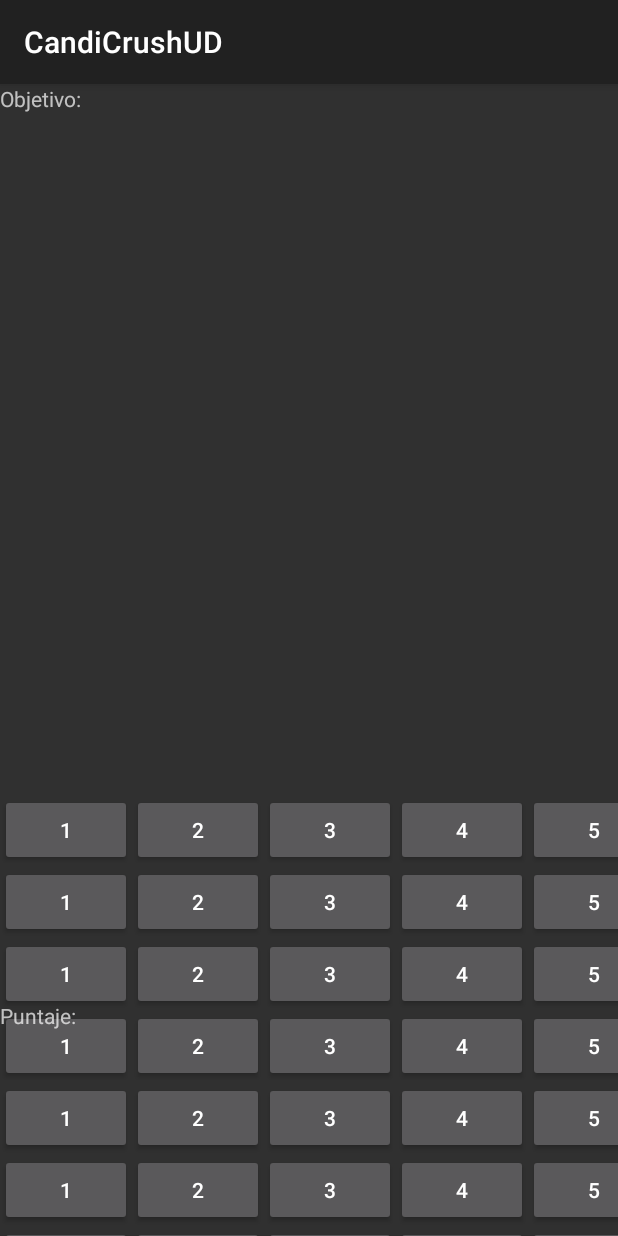
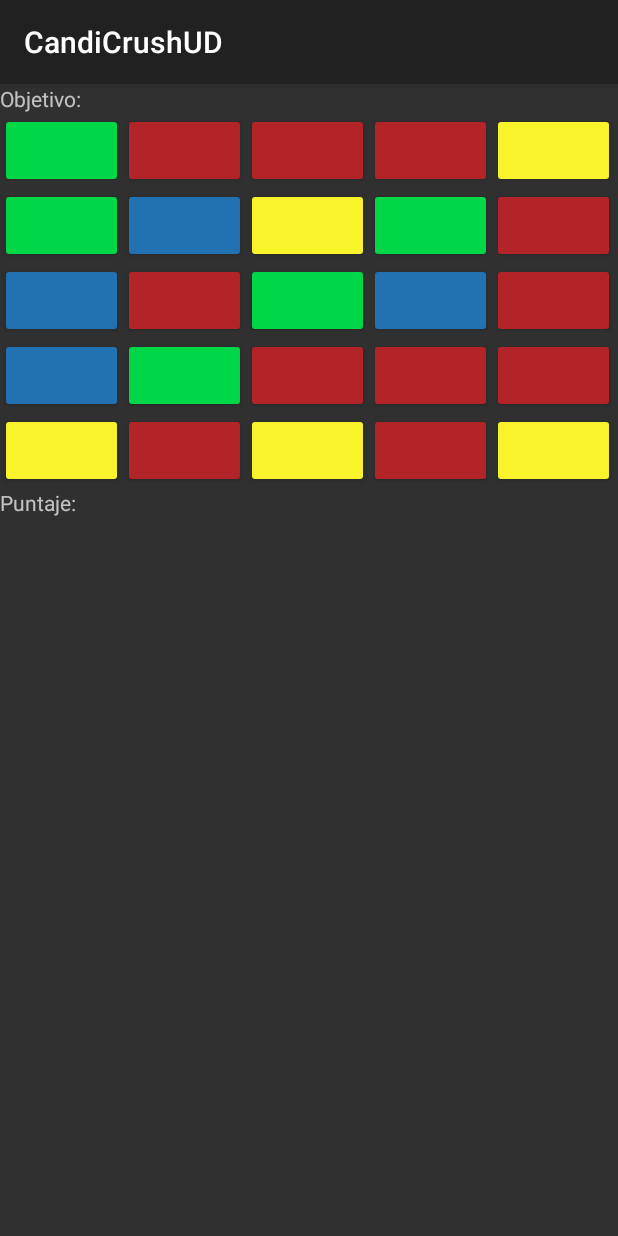
Before and after one commit to jehr-ud/components-2023-2, an Android app built with Jetpack Compose: the BoardActivity screen opened directly, with no data from a screen before it, on a phone screen of 412 x 824 dp. Run offline under Robolectric (Android 15) with nearby library versions, the phone set to English and light mode, and no system bars.

Commit message:
Agregar colores al tablero dependiendo del ancho - se agregan colores

```diff
--- a/candicrush/app/src/main/java/com/ud/candicrushud/BoardActivity.kt
+++ b/candicrush/app/src/main/java/com/ud/candicrushud/BoardActivity.kt
@@ -1,14 +1,17 @@
 package com.ud.candicrushud
 
+import android.content.res.ColorStateList
 import androidx.appcompat.app.AppCompatActivity
 import android.os.Bundle
+import android.util.DisplayMetrics
 import android.widget.Button
 import android.widget.TableLayout
 import android.widget.TableRow
+import androidx.core.content.ContextCompat
 
 class BoardActivity : AppCompatActivity() {
 
-    lateinit var boardLayout: TableLayout
+    private lateinit var boardLayout: TableLayout
     override fun onCreate(savedInstanceState: Bundle?) {
         super.onCreate(savedInstanceState)
         setContentView(R.layout.activity_board)
@@ -17,12 +20,43 @@ class BoardActivity : AppCompatActivity() {
         generateBoard()
     }
 
-    fun generateBoard(){
-        for (row in 1..9){
+    private fun getButtonWidth(numberRows: Int) : Int{
+        val displayMetrics = DisplayMetrics()
+        windowManager.defaultDisplay.getRealMetrics(displayMetrics)
+        val screenWidth = displayMetrics.widthPixels
+
+        return (screenWidth / numberRows)
+    }
+
+    private fun generateBoard(){
+        val numberRows = 5
+        val numberCols = 5
+
+        val colors = listOf(
+            ContextCompat.getColor(this, R.color.game_button_blue_light),
+            ContextCompat.getColor(this, R.color.game_button_yellow_zinc),
+            ContextCompat.getColor(this, R.color.game_button_red),
+            ContextCompat.getColor(this, R.color.game_button_green)
+        )
+
+        for (row in 1..numberRows){
             var tableRow = TableRow(this)
-            for (col in 1..9){
+
+            tableRow.setPadding(0, 0, 0, 0)
+
+            for (col in 1..numberCols){
                 var button = Button(this)
-                button.text = "$col"
+                button.id = row * (col + 10)
+
+                val buttonWidth = getButtonWidth(numberRows)
+                val buttonHeight = resources.getDimensionPixelSize(R.dimen.board_button_height)
+                val params = TableRow.LayoutParams(buttonWidth, buttonHeight)
+
+                button.setPadding(0, 0, 0, 0)
+                params.setMargins(0, 0, 0, 0)
+                button.layoutParams = params
+
+                button.backgroundTintList = ColorStateList.valueOf(colors.random())
 
                 tableRow.addView(button)
             }
--- a/candicrush/app/src/main/res/layout/activity_board.xml
+++ b/candicrush/app/src/main/res/layout/activity_board.xml
@@ -9,7 +9,7 @@
     <LinearLayout
         android:id="@+id/linearLayout1"
         android:layout_width="match_parent"
-        android:layout_height="match_parent"
+        android:layout_height="wrap_content"
         android:orientation="vertical">
         <LinearLayout
             android:layout_width="match_parent"
@@ -28,19 +28,17 @@
                 android:layout_weight="1"
                 android:text="0" />
         </LinearLayout>
-    </LinearLayout>
-
 
         <TableLayout
             android:id="@+id/layoutBoard"
-            android:layout_width="wrap_content"
+            android:layout_width="match_parent"
             android:layout_height="wrap_content"
             app:layout_constraintStart_toStartOf="parent"
             app:layout_constraintEnd_toEndOf="parent"
             app:layout_constraintTop_toBottomOf="@id/linearLayout1"
             app:layout_constraintBottom_toTopOf="@+id/linearLayout2">
+        </TableLayout>
 
-        </TableLayout>
         <LinearLayout
             android:id="@+id/linearLayout2"
             android:layout_width="match_parent"
@@ -69,4 +67,5 @@
                     android:text="0" />
             </LinearLayout>
         </LinearLayout>
+    </LinearLayout>
 </androidx.constraintlayout.widget.ConstraintLayout>
--- a/candicrush/app/src/main/res/values/colors.xml
+++ b/candicrush/app/src/main/res/values/colors.xml
@@ -7,4 +7,10 @@
     <color name="teal_700">#FF018786</color>
     <color name="black">#FF000000</color>
     <color name="white">#FFFFFFFF</color>
+
+    <color name="game_button_blue_light">#2271b3</color>
+    <color name="game_button_yellow_zinc">#f8f32b</color>
+    <color name="game_button_red">#b32428</color>
+    <color name="game_button_green">#00d748</color>
+
 </resources>
--- /dev/null
+++ b/candicrush/app/src/main/res/values/dimens.xml
@@ -0,0 +1,5 @@
+<?xml version="1.0" encoding="utf-8"?>
+<resources>
+<dimen name="board_row_padding">50dp</dimen>
+<dimen name="board_button_height">50dp</dimen>
+</resources>
```
Lines whose indentation alone changed are shown as unchanged.
